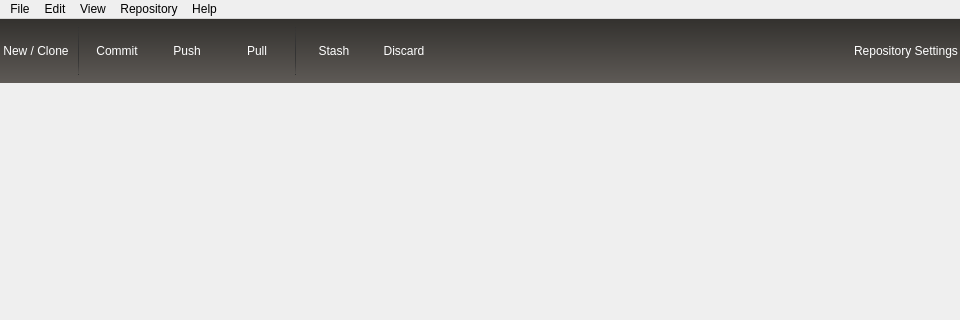
Old version of the form mainwindow.ui in the repository tsekityam/gitlin-gui; both pictures show x 0 to 960 and y 0 to 320 of the 960 by 640 pixel window.
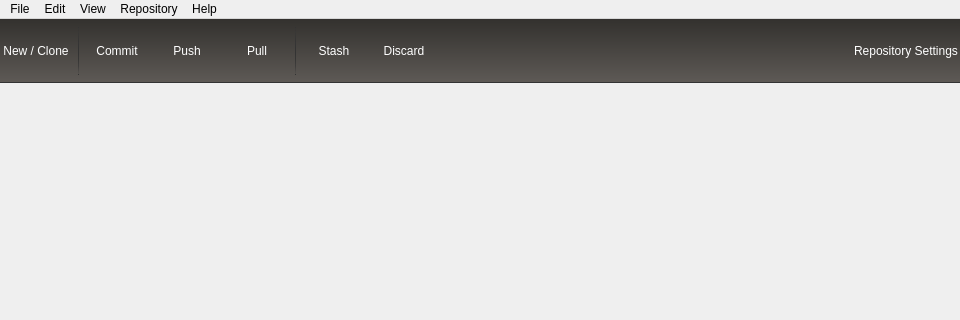
New version of the form.

Patch:
```diff
--- a/mainwindow.ui
+++ b/mainwindow.ui
@@ -44,6 +44,7 @@
       <property name="styleSheet">
        <string notr="true">QWidget#topBarWidget {
 	background: qlineargradient(spread:pad, x1:0, y1:0, x2:0, y2:1, stop:0 rgba(51, 49, 46, 255), stop:1 rgba(94, 90, 86, 255));
+	border-bottom: 1px solid rgba(51, 51, 51, 255);
 }
 
 QPushButton {
```
